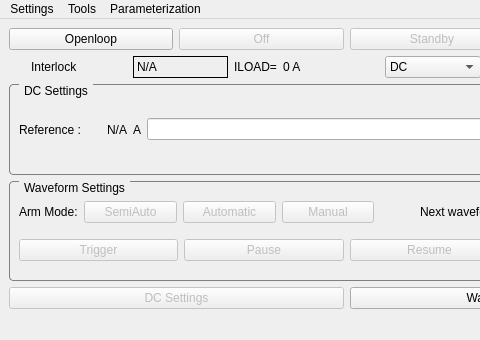
skjafar/pcviewer, file src/view/main_window.ui: the form before one commit; both pictures show x 0 to 480 and y 0 to 340 of the 693 by 340 pixel window.
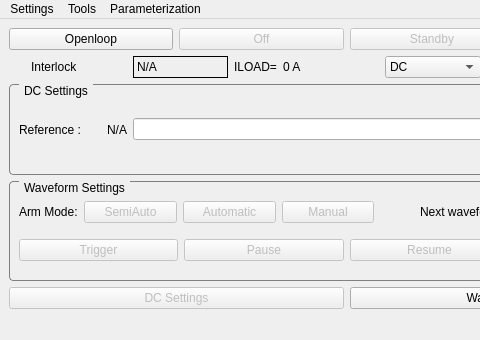
The form after the commit. Icons and pictures are not drawn.

Commit message: Reference values now shows proper Unit {A, V}

```diff
--- a/src/view/main_window.ui
+++ b/src/view/main_window.ui
@@ -62,13 +62,6 @@
          </property>
         </widget>
        </item>
-       <item>
-        <widget class="QLabel" name="lblUnits">
-         <property name="text">
-          <string>A</string>
-         </property>
-        </widget>
-       </item>
        <item>
         <widget class="QLineEdit" name="txtReferenceCurrent">
          <property name="text">
```
The commit also changes 2 other files.
